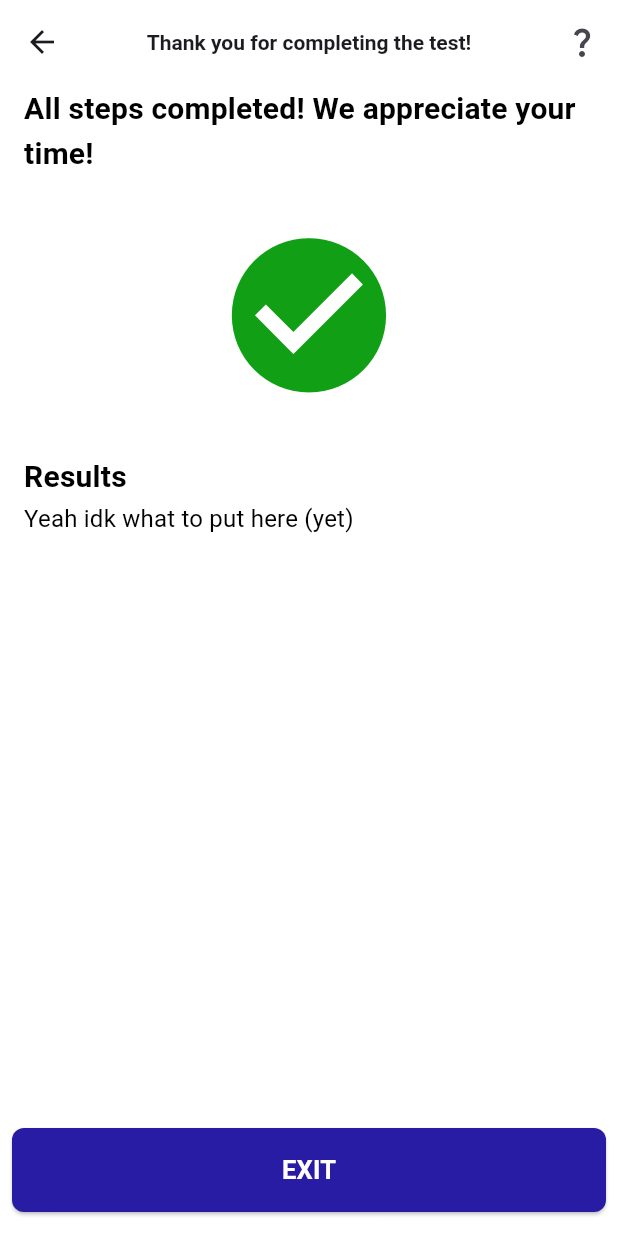
After one commit to kevin200555/autism_ai_test, a Flutter app: the FinalScreen screen opened directly, on a phone screen of 412 x 824 dp. The commit adds this screen. Run offline on Flutter 3.47's test engine with Material 3 defaults, Android fonts, the phone set to English and light mode, and no system bars; drawn by our look-alikes of auto_size_text; our stand-ins replace camera, video_player.

Commit message:
made a final screen that just thanks the user for taking the text_types in the future, I think it would be best if we could display the results there

```diff
--- a/lib/constants/instruction_and_questions.dart
+++ b/lib/constants/instruction_and_questions.dart
@@ -8,7 +8,7 @@ class InstructionAndQuestions {
     'What\'s that?',
     'Bring me the bear',
     'Snack time',
-    'Feeding the beaer',
+    'Feeding the bear',
     'Free playing',
     'What do you hear?',
     'Bubbles',
--- /dev/null
+++ b/lib/screens/final_screen.dart
@@ -0,0 +1,83 @@
+import 'package:autism_ai_test/constants/colors.dart';
+import 'package:autism_ai_test/widgets/text_types.dart';
+import 'package:auto_size_text/auto_size_text.dart';
+import 'package:flutter/material.dart';
+
+// This is just a screen to thank the user for their time and to confirm their answers had been uploaded
+// Later, I may what to put the results onto this screen too
+class FinalScreen extends StatelessWidget {
+  const FinalScreen({super.key});
+
+  @override
+  Widget build(BuildContext context) {
+    return Scaffold(
+      backgroundColor: ColorTheme.background,
+      appBar: AppBar(
+        title: SubTitle('Thank you for completing the test!', style: TextStyle(fontSize: 14, fontWeight: FontWeight.bold)),
+        centerTitle: true,
+        backgroundColor: ColorTheme.background,
+        actions: <Widget>[
+          IconButton(
+            onPressed: () {
+              Navigator.of(context).popUntil((route) => route.isFirst);
+            },
+            icon: const Icon(Icons.question_mark_outlined),
+          ),
+        ],
+      ),
+
+      body: SizedBox(
+        width: double.infinity,
+        height: double.infinity,
+        child: Column(
+          mainAxisAlignment: MainAxisAlignment.start,
+          crossAxisAlignment: CrossAxisAlignment.start,
+          children: [
+            SubTitle('All steps completed! We appreciate your time!\n', textAlign: TextAlign.left),
+            SizedBox(
+              width: double.infinity,
+              child: Icon(Icons.check_circle, color: ColorTheme.green, size: MediaQuery.of(context).size.width * 0.3),
+            ),
+            SubTitle('\nResults'),
+            BodyText(
+              'Yeah idk what to put here (yet)',
+            ),
+          ],
+        ),
+      ),
+      floatingActionButton: SizedBox(
+        width: double.infinity,
+        height: 56,
+        child: Padding(
+          padding: const EdgeInsets.symmetric(horizontal: 8.0),
+          child: ElevatedButton.icon(
+            onPressed: () {
+              Navigator.popUntil(context, (route) => route.isFirst);
+            },
+            label: AutoSizeText(
+              'EXIT',
+              style: TextStyle(
+                fontSize: 32,
+                fontWeight: FontWeight.bold,
+                color: ColorTheme.alternateTextColor,
+              ),
+              maxLines: 1,
+              minFontSize: 12,
+            ),
+            style: ElevatedButton.styleFrom(
+              backgroundColor: ColorTheme.accent,
+              foregroundColor: ColorTheme.alternateTextColor,
+              shape: RoundedRectangleBorder(
+                borderRadius: BorderRadius.circular(
+                  8,
+                ), // rounded corners like FAB
+              ),
+              padding: const EdgeInsets.symmetric(vertical: 16),
+            ),
+          ),
+        ),
+      ),
+      floatingActionButtonLocation: FloatingActionButtonLocation.centerFloat,
+    );
+  }
+}
--- a/lib/screens/home_screen.dart
+++ b/lib/screens/home_screen.dart
@@ -76,7 +76,6 @@ class HomeScreen extends StatelessWidget {
           ],
         ),
       ),
-      //Displays a help menu
       floatingActionButton: SizedBox(
         width: double.infinity,
         height: 56,
--- a/lib/screens/video_recording_section_screen.dart
+++ b/lib/screens/video_recording_section_screen.dart
@@ -1,5 +1,6 @@
 import 'dart:io';
 import 'package:autism_ai_test/constants/instruction_and_questions.dart';
+import 'package:autism_ai_test/screens/final_screen.dart';
 import 'package:autism_ai_test/widgets/next_button.dart';
 import 'package:autism_ai_test/widgets/text_types.dart';
 import 'package:auto_size_text/auto_size_text.dart';
@@ -107,13 +108,10 @@ class _GuidedRecorderState extends State<VideoRecordingSectionScreen> {
       });
       //goes back to main menu
     } else {
-      await showDialog(
-        context: context,
-        builder: (_) =>
-            AlertDialog(title: const Text('All Steps Completed! Thank You!')),
+      Navigator.push(
+        context,
+        MaterialPageRoute(builder: (context) => FinalScreen()),
       );
-      if (!mounted) return;
-      Navigator.of(context).popUntil((route) => route.isFirst);
     }
   }
 
@@ -310,7 +308,9 @@ class _GuidedRecorderState extends State<VideoRecordingSectionScreen> {
             ),
             SizedBox(height: MediaQuery.of(context).size.height * 0.05),
             NextButton(
-              label: (currentStep == widget.instructions.length - 1) ? 'FINISH' : 'SUBMIT VIDEO',
+              label: (currentStep == widget.instructions.length - 1)
+                  ? 'FINISH'
+                  : 'SUBMIT VIDEO',
               onPressed: () {
                 if (!isRecording) {
                   nextVideo();
--- a/lib/widgets/text_types.dart
+++ b/lib/widgets/text_types.dart
@@ -8,7 +8,7 @@ class SubTitle extends StatelessWidget {
   final String text;
   final TextAlign textAlign;
   final double minFontSize;
-  final double maxLines;
+  final int maxLines;
   final TextStyle? style;
 
   const SubTitle(
```
